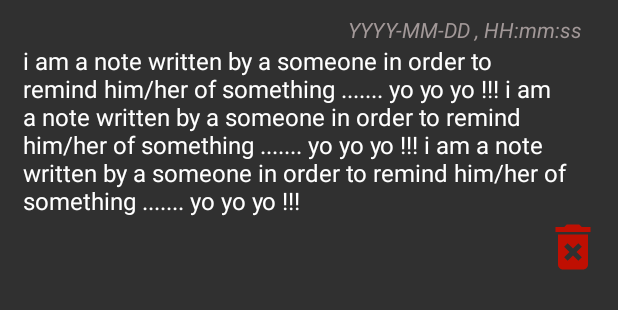
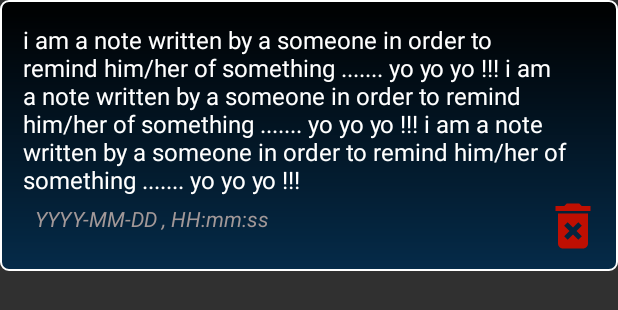
Before and after one commit to iskmz/JustNotes, an Android app: the layout list_body.xml on its own in the app's theme, with its tools: preview values and no code run, on a phone screen of 412 x 824 dp. Shown: the top 310 px of the screen. Run offline under Robolectric (Android 15) with nearby library versions, the light colour scheme and no system bars.

Commit message:
layout adjustments ... DONE (for now)

```diff
--- /dev/null
+++ b/app/src/main/res/drawable/back_note_item.xml
@@ -0,0 +1,7 @@
+<shape
+        xmlns:android="http://schemas.android.com/apk/res/android"
+        android:shape="rectangle">
+    <corners android:radius="5dp"/>
+    <gradient android:startColor="#052B49" android:endColor="#000000" android:angle="90" />
+    <stroke android:width="1dp" android:color="#FFFFFF"/>
+</shape>
--- a/app/src/main/res/layout/list_body.xml
+++ b/app/src/main/res/layout/list_body.xml
@@ -1,6 +1,7 @@
 <RelativeLayout xmlns:android="http://schemas.android.com/apk/res/android"
                 android:layout_width="match_parent"
                 android:layout_height="wrap_content"
+                android:background="@drawable/back_note_item"
                 android:orientation="horizontal"
                 android:padding="10dp">
 
@@ -8,8 +9,10 @@
     <TextView
             android:id="@+id/txtNoteDateTime"
             android:layout_width="wrap_content"   android:layout_height="wrap_content"
-            android:layout_alignParentEnd="true" android:textSize="14sp"
+            android:layout_below="@id/txtNoteBody" android:textSize="14sp"
+            android:layout_alignParentStart="true"
             android:paddingStart="10dp" android:paddingEnd="10dp"
+            android:layout_marginTop="5dp"
             android:gravity="center" android:text=" YYYY-MM-DD , HH:mm:ss " android:textStyle="italic"
             android:textColor="#A29898"
     />
@@ -17,7 +20,8 @@
     <TextView
             android:id="@+id/txtNoteBody"
             android:layout_width="match_parent" android:layout_height="wrap_content"
-            android:layout_below="@id/txtNoteDateTime" android:layout_marginStart="5dp"
+            android:layout_alignParentStart="true" android:layout_alignParentTop="true"
+            android:layout_marginStart="5dp" android:layout_marginTop="5dp"
             android:textSize="16sp"
             android:text="i am a note written by a someone in order to remind him/her of something ....... yo yo yo !!! i am a note written by a someone in order to remind him/her of something ....... yo yo yo !!! i am a note written by a someone in order to remind him/her of something ....... yo yo yo !!!"
             android:textColor="#FFFFFF"
--- a/app/src/main/res/layout/list_header.xml
+++ b/app/src/main/res/layout/list_header.xml
@@ -19,6 +19,7 @@
                     android:layout_toEndOf="@id/txtNoteOrder" android:layout_marginStart="10dp"
                     android:textSize="16sp" android:textStyle="italic"
                     android:layout_centerVertical="true"
+                    android:gravity="center_vertical"
                     android:maxLines="2" android:text="i am a note written by a someone ......................"
                     android:textColor="#FFFFFF"
             />
```
Also changed, not shown: app/src/main/java/com/iskandar/justnotes/MainActivity.kt (+13 -6 lines).
